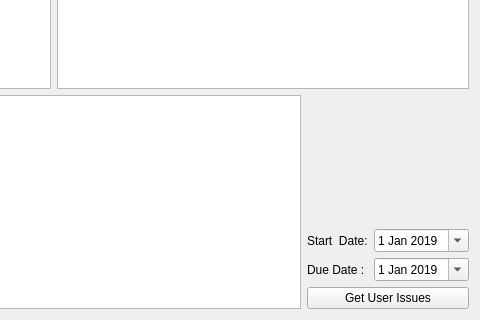
This is login.ui in oelmas/PythonandJira as Qt 5 draws it before an edit; both pictures show x 372 to 852 and y 246 to 566 of the 852 by 566 pixel window. The edited form follows.
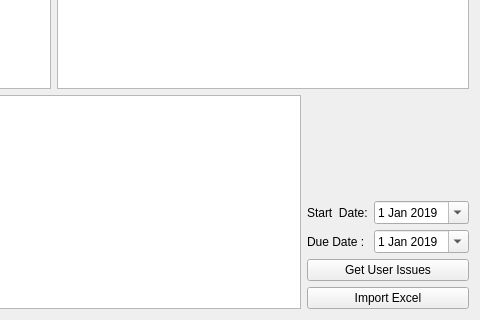
This is the edited form.

Commit message: Selected User table export the excel file.

```diff
--- a/login.ui
+++ b/login.ui
@@ -252,6 +252,13 @@
          </property>
         </widget>
        </item>
+       <item>
+        <widget class="QPushButton" name="btnImportExcel">
+         <property name="text">
+          <string>Import Excel</string>
+         </property>
+        </widget>
+       </item>
       </layout>
      </item>
     </layout>
```
Left out of the diff: 12 changed lines with no effect on the pictures. The commit also changes 2 other files.
